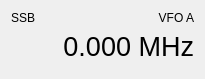
Before: the Qt Designer form ui/RigWidget.ui in k5mcd/QLog, drawn with Qt 5.
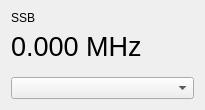
After: the same form once the commit is applied.

Commit message: Rig: Widget contains Rig Profile; Both combos (newcontact/rig widget) has the same value

Diff of the .ui file:
```diff
--- a/ui/RigWidget.ui
+++ b/ui/RigWidget.ui
@@ -7,31 +7,21 @@
     <x>0</x>
     <y>0</y>
     <width>205</width>
-    <height>79</height>
+    <height>110</height>
    </rect>
   </property>
   <property name="windowTitle">
    <string>Form</string>
   </property>
-  <layout class="QGridLayout" name="gridLayout">
-   <item row="0" column="2">
-    <widget class="QLabel" name="vfoLabel">
-     <property name="text">
-      <string>VFO A</string>
-     </property>
-     <property name="alignment">
-      <set>Qt::AlignRight|Qt::AlignTrailing|Qt::AlignVCenter</set>
-     </property>
-    </widget>
-   </item>
-   <item row="0" column="0" colspan="2">
+  <layout class="QVBoxLayout" name="verticalLayout">
+   <item>
     <widget class="QLabel" name="modeLabel">
      <property name="text">
       <string>SSB</string>
      </property>
     </widget>
    </item>
-   <item row="1" column="0" colspan="3">
+   <item>
     <widget class="QLabel" name="freqLabel">
      <property name="font">
       <font>
@@ -42,11 +32,11 @@
       <string>0.000 MHz</string>
      </property>
      <property name="alignment">
-      <set>Qt::AlignRight|Qt::AlignTrailing|Qt::AlignVCenter</set>
+      <set>Qt::AlignLeading|Qt::AlignLeft|Qt::AlignVCenter</set>
      </property>
     </widget>
    </item>
-   <item row="2" column="0" colspan="3">
+   <item>
     <spacer name="verticalSpacer">
      <property name="orientation">
       <enum>Qt::Vertical</enum>
@@ -59,6 +49,9 @@
      </property>
     </spacer>
    </item>
+   <item>
+    <widget class="QComboBox" name="rigProfilCombo"/>
+   </item>
   </layout>
  </widget>
  <resources/>
```
Left out of the diff: 22 changed lines with no effect on the pictures. The commit also changes 5 other files.
